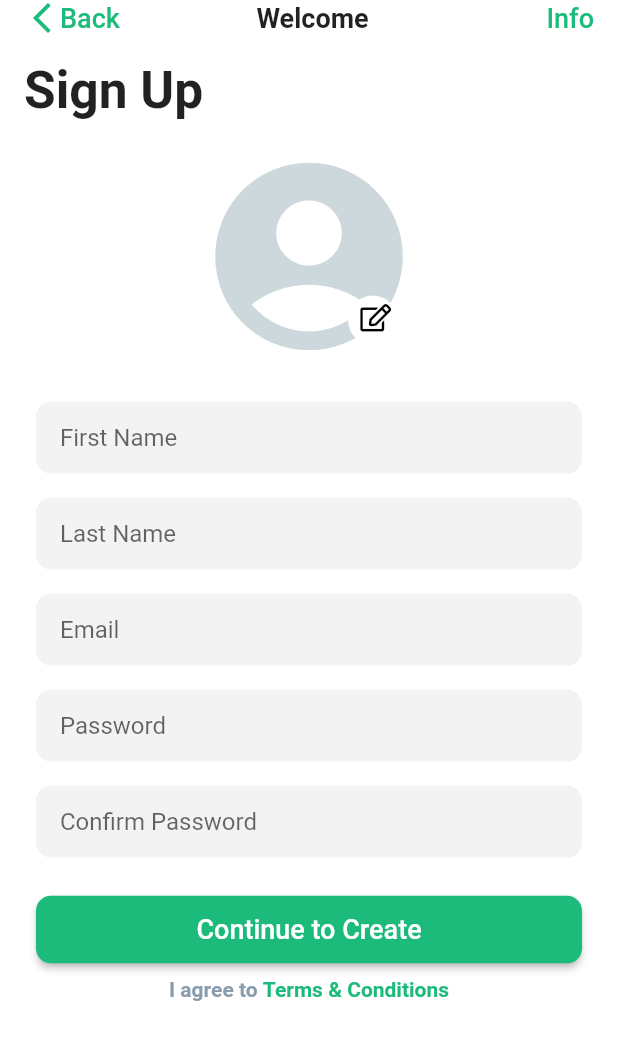
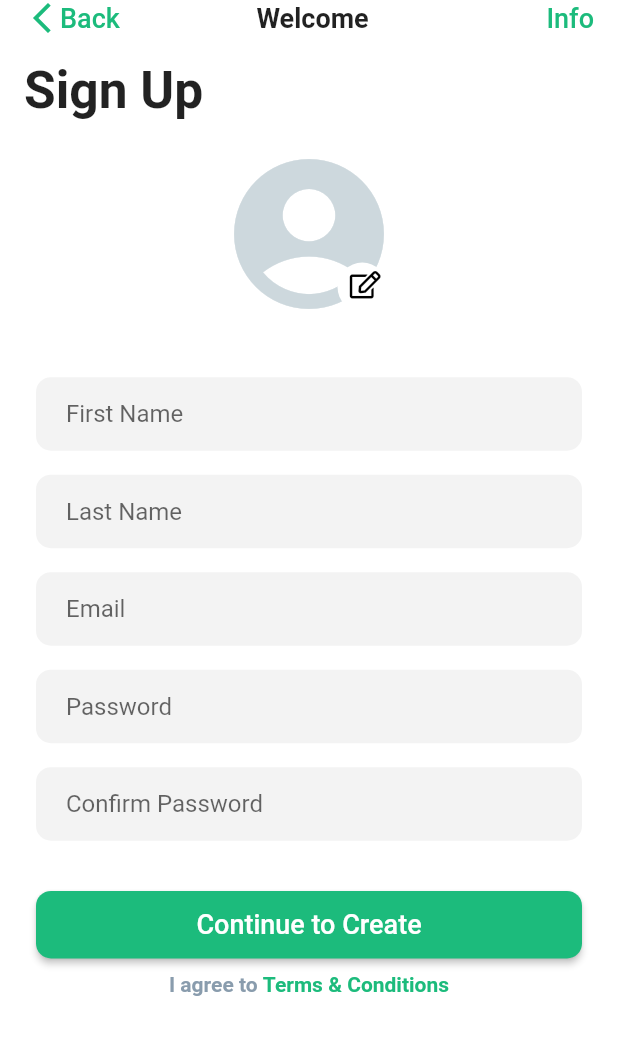
Before and after one commit to mdkamrulislam-web/spagreen_internship_tasks, a Flutter app: the screen it shows after launch, after a tap on "Sign In", after a tap on "Sign Up", on a phone screen of 412 x 824 dp. Shown: the top 1040 px of the screen. Run offline on Flutter 3.47's test engine with Material 2 defaults, Android fonts, the phone set to English and light mode, and no system bars; our stand-ins replace font_awesome_flutter, image_picker.

Commit message:
18th Commit - 9th November 2021

```diff
--- a/lib/task_4_login_signup/screens/login_page/login_screen.dart
+++ b/lib/task_4_login_signup/screens/login_page/login_screen.dart
@@ -28,9 +28,18 @@ class _LoginScreenState extends State<LoginScreen> {
     double textFormFieldPadding = 8;
     // ! Email Field
     final emailField = TextFormField(
-      decoration: const InputDecoration(
+      decoration: InputDecoration(
+        border: OutlineInputBorder(
+          borderRadius: BorderRadius.circular(10),
+          borderSide: BorderSide.none,
+        ),
+
+        contentPadding: const EdgeInsets.fromLTRB(20, 15, 20, 15),
+        fillColor: const Color(0xFFf3f3f3),
+        filled: true,
+
         // prefixIcon: ,
-        border: InputBorder.none,
+
         hintText: 'Email',
       ),
       autofocus: false,
@@ -55,14 +64,26 @@ class _LoginScreenState extends State<LoginScreen> {
     final passwordField = TextFormField(
       obscureText: _isHidden,
       decoration: InputDecoration(
-        border: InputBorder.none,
+        border: OutlineInputBorder(
+          borderRadius: BorderRadius.circular(10),
+          borderSide: BorderSide.none,
+        ),
+        contentPadding: const EdgeInsets.fromLTRB(20, 15, 20, 15),
+        fillColor: const Color(0xFFf3f3f3),
+        filled: true,
         hintText: 'Password',
-        suffix: Padding(
+        suffixIcon: Padding(
           padding: const EdgeInsets.only(right: 16.0),
           child: InkWell(
-            onTap: _togglePasswordVisibility,
+            onTap: () {
+              setState(() {
+                _isHidden = !_isHidden;
+              });
+            },
             child: Icon(
-              _isHidden ? Icons.visibility : Icons.visibility_off,
+              _isHidden ? Icons.visibility_off : Icons.visibility,
+              size: 20,
+              color: const Color(0xFF1cbb7c),
             ),
           ),
         ),
@@ -182,12 +203,9 @@ class _LoginScreenState extends State<LoginScreen> {
                           EdgeInsets.symmetric(vertical: textFormFieldPadding),
                       child: Container(
                         decoration: BoxDecoration(
-                            color: const Color(0xFFf3f3f3),
+                            color: const Color(0x0fffffff),
                             borderRadius: BorderRadius.circular(10)),
-                        child: Padding(
-                          padding: const EdgeInsets.only(left: 16.0),
-                          child: emailField,
-                        ),
+                        child: emailField,
                       ),
                     ),
                     // ! Password Field
@@ -196,12 +214,9 @@ class _LoginScreenState extends State<LoginScreen> {
                           EdgeInsets.symmetric(vertical: textFormFieldPadding),
                       child: Container(
                         decoration: BoxDecoration(
-                            color: const Color(0xFFf3f3f3),
+                            color: const Color(0x0fffffff),
                             borderRadius: BorderRadius.circular(10)),
-                        child: Padding(
-                          padding: const EdgeInsets.only(left: 16.0),
-                          child: passwordField,
-                        ),
+                        child: passwordField,
                       ),
                     ),
                     // ! Login Button
@@ -209,7 +224,7 @@ class _LoginScreenState extends State<LoginScreen> {
                       children: [
                         Expanded(
                           child: Padding(
-                            padding: const EdgeInsets.only(top: 16.0),
+                            padding: const EdgeInsets.only(top: 24.0),
                             child: loginButton,
                           ),
                         ),
@@ -269,9 +284,9 @@ class _LoginScreenState extends State<LoginScreen> {
     }
   }
 
-  void _togglePasswordVisibility() {
-    setState(() {
-      _isHidden = !_isHidden;
-    });
-  }
+  // void _togglePasswordVisibility() {
+  //   setState(() {
+  //     _isHidden = !_isHidden;
+  //   });
+  // }
 }
--- a/lib/task_4_login_signup/screens/signup_page/signup_screen.dart
+++ b/lib/task_4_login_signup/screens/signup_page/signup_screen.dart
@@ -36,10 +36,15 @@ class _SignupScreenState extends State<SignupScreen> {
     double textFormFieldPadding = 8;
     // ! First Name Field
     final firstNameField = TextFormField(
-      decoration: const InputDecoration(
-        // prefixIcon: ,
-        border: InputBorder.none,
-        hintText: 'First Name',
+      decoration: InputDecoration(
+        border: OutlineInputBorder(
+          borderRadius: BorderRadius.circular(10),
+          borderSide: BorderSide.none,
+        ),
+        contentPadding: const EdgeInsets.fromLTRB(20, 15, 20, 15),
+        fillColor: const Color(0xFFf3f3f3),
+        filled: true,
+        hintText: "First Name",
       ),
       autofocus: false,
       controller: firstNameController,
@@ -61,9 +66,14 @@ class _SignupScreenState extends State<SignupScreen> {
     );
     // ! Last Name Field
     final lastNameField = TextFormField(
-      decoration: const InputDecoration(
-        // prefixIcon: ,
-        border: InputBorder.none,
+      decoration: InputDecoration(
+        border: OutlineInputBorder(
+          borderRadius: BorderRadius.circular(10),
+          borderSide: BorderSide.none,
+        ),
+        contentPadding: const EdgeInsets.fromLTRB(20, 15, 20, 15),
+        fillColor: const Color(0xFFf3f3f3),
+        filled: true,
         hintText: 'Last Name',
       ),
       autofocus: false,
@@ -86,9 +96,14 @@ class _SignupScreenState extends State<SignupScreen> {
     );
     // ! Email Field
     final emailField = TextFormField(
-      decoration: const InputDecoration(
-        // prefixIcon: ,
-        border: InputBorder.none,
+      decoration: InputDecoration(
+        border: OutlineInputBorder(
+          borderRadius: BorderRadius.circular(10),
+          borderSide: BorderSide.none,
+        ),
+        contentPadding: const EdgeInsets.fromLTRB(20, 15, 20, 15),
+        fillColor: const Color(0xFFf3f3f3),
+        filled: true,
         hintText: 'Email',
       ),
       autofocus: false,
@@ -112,8 +127,14 @@ class _SignupScreenState extends State<SignupScreen> {
     // ! Password Field
     final passwordField = TextFormField(
       obscureText: true,
-      decoration: const InputDecoration(
-        border: InputBorder.none,
+      decoration: InputDecoration(
+        border: OutlineInputBorder(
+          borderRadius: BorderRadius.circular(10),
+          borderSide: BorderSide.none,
+        ),
+        contentPadding: const EdgeInsets.fromLTRB(20, 15, 20, 15),
+        fillColor: const Color(0xFFf3f3f3),
+        filled: true,
         hintText: 'Password',
       ),
       autofocus: false,
@@ -136,8 +157,14 @@ class _SignupScreenState extends State<SignupScreen> {
     // ! Confrim Password Field
     final confirmPassField = TextFormField(
       obscureText: true,
-      decoration: const InputDecoration(
-        border: InputBorder.none,
+      decoration: InputDecoration(
+        border: OutlineInputBorder(
+          borderRadius: BorderRadius.circular(10),
+          borderSide: BorderSide.none,
+        ),
+        contentPadding: const EdgeInsets.fromLTRB(20, 15, 20, 15),
+        fillColor: const Color(0xFFf3f3f3),
+        filled: true,
         hintText: 'Confirm Password',
       ),
       autofocus: false,
@@ -206,6 +233,7 @@ class _SignupScreenState extends State<SignupScreen> {
                       setState(() {
                         // ignore: avoid_print
                         print("Going Back!");
+                        Navigator.pop(context);
                       });
                     },
                     child: Row(
@@ -275,27 +303,36 @@ class _SignupScreenState extends State<SignupScreen> {
               Center(
                 child: Stack(
                   children: [
-                    const Icon(
+                    _image == null
+                        ? const Icon(
                             Icons.account_circle_sharp,
-                      size: 150,
+                            size: 120,
                             color: Color(0xffcdd8dd),
-                    ),
-                    CircleAvatar(
+                          )
+                        : CircleAvatar(
                             backgroundColor: Colors.transparent,
-                      radius: 75,
+                            radius: 60,
                             child: _image == null
                                 ? Image.asset('assets/images/transparent.png')
-                          : ClipRRect(
-                              child: Image(
+                                : Container(
+                                    decoration: BoxDecoration(
+                                        shape: BoxShape.circle,
+                                        image: DecorationImage(
+                                          fit: BoxFit.fill,
                                           image: FileImage(
                                             File(_image!.path),
                                           ),
-                              ),
+                                        )),
+                                    // child: Image(
+                                    //   image: FileImage(
+                                    //     File(_image!.path),
+                                    //   ),
+                                    // ),
                                   ),
                           ),
                     Positioned(
-                      bottom: 16,
-                      right: 16,
+                      bottom: 8,
+                      right: 8,
                       child: InkWell(
                         onTap: () {
                           _showSelectedImageDialog();
@@ -323,7 +360,7 @@ class _SignupScreenState extends State<SignupScreen> {
                 ),
               ),
               SizedBox(
-                height: size.height / 60,
+                height: size.height / 30,
               ),
               // ? Signup Form
               Form(
@@ -338,12 +375,9 @@ class _SignupScreenState extends State<SignupScreen> {
                             vertical: textFormFieldPadding),
                         child: Container(
                           decoration: BoxDecoration(
-                              color: const Color(0xFFf3f3f3),
+                              color: const Color(0x0fffffff),
                               borderRadius: BorderRadius.circular(10)),
-                          child: Padding(
-                            padding: const EdgeInsets.only(left: 16.0),
                           child: firstNameField,
-                          ),
                         ),
                       ),
                       // ! Last Name Field
@@ -352,12 +386,9 @@ class _SignupScreenState extends State<SignupScreen> {
                             vertical: textFormFieldPadding),
                         child: Container(
                           decoration: BoxDecoration(
-                              color: const Color(0xFFf3f3f3),
+                              color: const Color(0x0fffffff),
                               borderRadius: BorderRadius.circular(10)),
-                          child: Padding(
-                            padding: const EdgeInsets.only(left: 16.0),
                           child: lastNameField,
-                          ),
                         ),
                       ),
                       // ! Email Field
@@ -366,12 +397,9 @@ class _SignupScreenState extends State<SignupScreen> {
                             vertical: textFormFieldPadding),
                         child: Container(
                           decoration: BoxDecoration(
-                              color: const Color(0xFFf3f3f3),
+                              color: const Color(0x0fffffff),
                               borderRadius: BorderRadius.circular(10)),
-                          child: Padding(
-                            padding: const EdgeInsets.only(left: 16.0),
                           child: emailField,
-                          ),
                         ),
                       ),
                       // ! Password Field
@@ -380,12 +408,9 @@ class _SignupScreenState extends State<SignupScreen> {
                             vertical: textFormFieldPadding),
                         child: Container(
                           decoration: BoxDecoration(
-                              color: const Color(0xFFf3f3f3),
+                              color: const Color(0x0fffffff),
                               borderRadius: BorderRadius.circular(10)),
-                          child: Padding(
-                            padding: const EdgeInsets.only(left: 16.0),
                           child: passwordField,
-                          ),
                         ),
                       ),
                       // ! Confirm Password Field
@@ -394,12 +419,9 @@ class _SignupScreenState extends State<SignupScreen> {
                             vertical: textFormFieldPadding),
                         child: Container(
                           decoration: BoxDecoration(
-                              color: const Color(0xFFf3f3f3),
+                              color: const Color(0x0fffffff),
                               borderRadius: BorderRadius.circular(10)),
-                          child: Padding(
-                            padding: const EdgeInsets.only(left: 16.0),
                           child: confirmPassField,
-                          ),
                         ),
                       ),
                       // ! Sign Up Button
@@ -407,7 +429,7 @@ class _SignupScreenState extends State<SignupScreen> {
                         children: [
                           Expanded(
                             child: Padding(
-                              padding: const EdgeInsets.only(top: 16.0),
+                              padding: const EdgeInsets.only(top: 24.0),
                               child: signUpButton,
                             ),
                           ),
```
Lines whose indentation alone changed are shown as unchanged.
